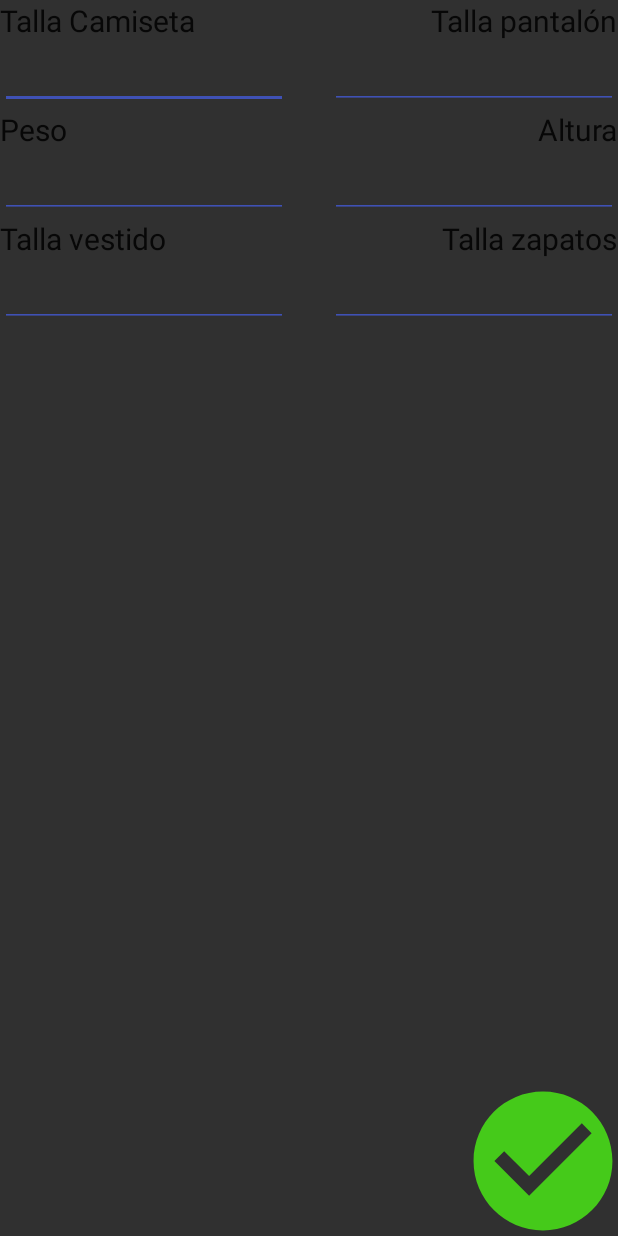
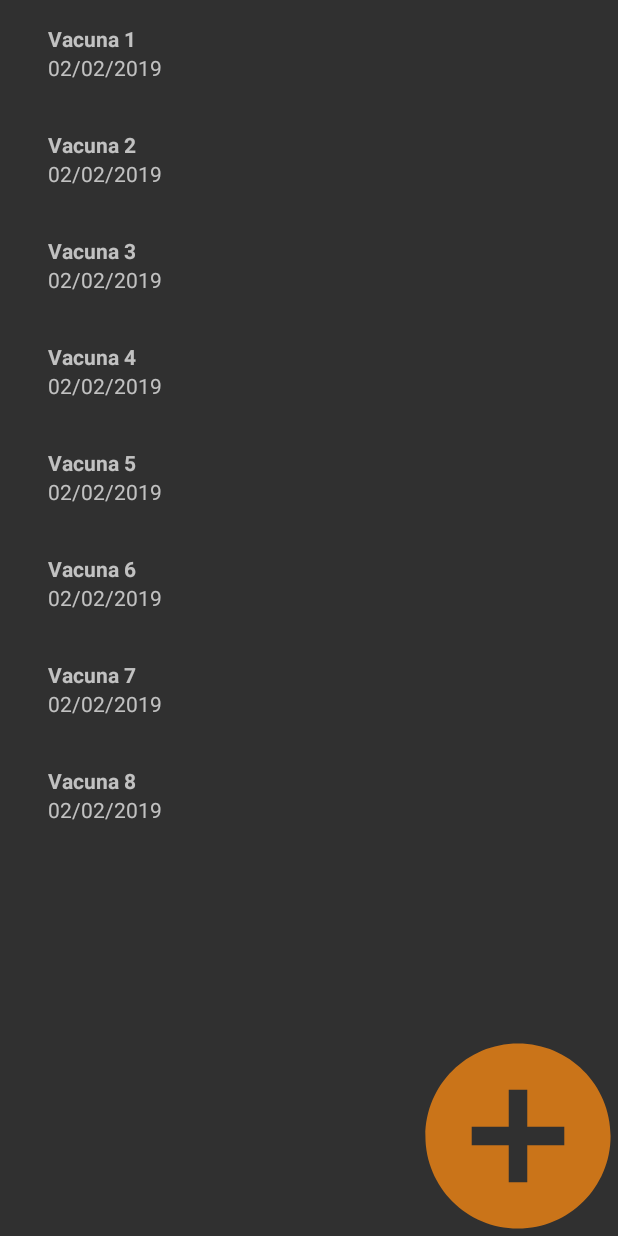
Before and after one commit to davidvolart/pa-ma-frontend, an Android app: the fragment ChildVaccinesDataFragment shown on its own in the app's theme, on a phone screen of 412 x 824 dp. Run offline under Robolectric (Android 15) with nearby library versions, the phone set to English and light mode, and no system bars.

Commit message:
add VaccinesFragment with recyclerView

```diff
--- a/app/build.gradle
+++ b/app/build.gradle
@@ -36,4 +36,5 @@ dependencies {
     implementation 'com.squareup.okhttp3:okhttp:3.10.0'
     implementation 'com.google.code.gson:gson:2.8.5'
     implementation 'com.google.android.material:material:1.1.0'
+    implementation 'androidx.recyclerview:recyclerview:1.0.0'
 }
--- a/app/src/main/java/cat/tfg/pama/ChildDataFragment.kt
+++ b/app/src/main/java/cat/tfg/pama/ChildDataFragment.kt
@@ -43,7 +43,7 @@ class ChildDataFragment : Fragment() {
                 }
                 R.id.child_vaccines -> {
                     val transaction = fragmentManager!!.beginTransaction()
-                    transaction.replace(R.id.content, ChildPersonalDataFragment())
+                    transaction.replace(R.id.content, ChildVaccinesDataFragment())
                     transaction.commit()
                 }
             }
--- a/app/src/main/java/cat/tfg/pama/ChildVaccinesDataFragment.kt
+++ b/app/src/main/java/cat/tfg/pama/ChildVaccinesDataFragment.kt
@@ -5,29 +5,48 @@ import android.view.LayoutInflater
 import android.view.View
 import android.view.ViewGroup
 import androidx.fragment.app.Fragment
+import androidx.recyclerview.widget.LinearLayoutManager
 import kotlinx.android.synthetic.main.fragment_child_vaccines_data.*
+
+
+data class Vaccine(var title: String, var date: String, var description: String)
 
 /**
  * A simple [Fragment] subclass.
  */
 class ChildVaccinesDataFragment : Fragment() {
 
+    private val nicCageMovies = listOf(
+        Vaccine("Vacuna 1", "02/02/2019", ""),
+        Vaccine("Vacuna 2", "02/02/2019", ""),
+        Vaccine("Vacuna 3", "02/02/2019", ""),
+        Vaccine("Vacuna 4", "02/02/2019", ""),
+        Vaccine("Vacuna 5", "02/02/2019", ""),
+        Vaccine("Vacuna 6", "02/02/2019", ""),
+        Vaccine("Vacuna 7", "02/02/2019", ""),
+        Vaccine("Vacuna 8", "02/02/2019", "")
+    )
+
+    override fun onCreate(savedInstanceState: Bundle?) {
+        super.onCreate(savedInstanceState)
+        retainInstance = true
+    }
+
     override fun onCreateView(
         inflater: LayoutInflater,
         container: ViewGroup?,
         savedInstanceState: Bundle?
     ): View? {
-        return inflater.inflate(R.layout.fragment_child_sizes_data, container, false)
+        return inflater.inflate(R.layout.fragment_child_vaccines_data, container, false)
     }
 
     override fun onViewCreated(view: View, savedInstanceState: Bundle?) {
+        super.onViewCreated(view, savedInstanceState)
 
-        child_vaccines_data_save.setOnClickListener(object : View.OnClickListener {
-            override fun onClick(v: View) {
-
-                //Make a post request to backend to save data
-            }
-        })
+        list_recycler_view.apply {
+            layoutManager = LinearLayoutManager(activity)
+            adapter = ListAdapter(nicCageMovies)
+        }
     }
 
 }
--- /dev/null
+++ b/app/src/main/java/cat/tfg/pama/ListAdapter.kt
@@ -0,0 +1,22 @@
+package cat.tfg.pama
+
+import android.view.LayoutInflater
+import android.view.ViewGroup
+import androidx.recyclerview.widget.RecyclerView
+
+class ListAdapter(private val list: List<Vaccine>)
+    : RecyclerView.Adapter<VaccineViewHolder>() {
+
+    override fun onCreateViewHolder(parent: ViewGroup, viewType: Int): VaccineViewHolder {
+        val inflater = LayoutInflater.from(parent.context)
+        return VaccineViewHolder(inflater, parent)
+    }
+
+    override fun onBindViewHolder(holder: VaccineViewHolder, position: Int) {
+        val vaccine: Vaccine = list[position]
+        holder.bind(vaccine)
+    }
+
+    override fun getItemCount(): Int = list.size
+
+}
--- /dev/null
+++ b/app/src/main/java/cat/tfg/pama/VaccineViewHolder.kt
@@ -0,0 +1,24 @@
+package cat.tfg.pama
+
+import android.view.LayoutInflater
+import android.view.ViewGroup
+import android.widget.TextView
+import androidx.recyclerview.widget.RecyclerView
+
+class VaccineViewHolder(inflater: LayoutInflater, parent: ViewGroup) :
+    RecyclerView.ViewHolder(inflater.inflate(R.layout.list_item, parent, false)) {
+    private var mTitleView: TextView? = null
+    private var mYearView: TextView? = null
+
+
+    init {
+        mTitleView = itemView.findViewById(R.id.list_title)
+        mYearView = itemView.findViewById(R.id.list_description)
+    }
+
+    fun bind(vaccine: Vaccine) {
+        mTitleView?.text = vaccine.title
+        mYearView?.text = vaccine.date
+    }
+
+}
--- /dev/null
+++ b/app/src/main/res/drawable-anydpi/ic_add.xml
@@ -0,0 +1,14 @@
+<vector xmlns:android="http://schemas.android.com/apk/res/android"
+    android:width="24dp"
+    android:height="24dp"
+    android:viewportWidth="21.6"
+    android:viewportHeight="21.6"
+    android:tint="#F08413"
+    android:alpha="0.8">
+  <group android:translateX="-1.2"
+      android:translateY="-1.2">
+      <path
+          android:fillColor="#FF000000"
+          android:pathData="M12,2C6.48,2 2,6.48 2,12s4.48,10 10,10 10,-4.48 10,-10S17.52,2 12,2zM17,13h-4v4h-2v-4L7,13v-2h4L11,7h2v4h4v2z"/>
+  </group>
+</vector>
--- a/app/src/main/res/layout/fragment_child_sizes_data.xml
+++ b/app/src/main/res/layout/fragment_child_sizes_data.xml
@@ -132,10 +132,8 @@
         android:id="@+id/child_sizes_data_save"
         android:layout_width="100dp"
         android:layout_height="100dp"
-        android:layout_gravity="right"
         android:background="@drawable/button_social"
         android:scaleType="fitCenter"
-        android:layout_marginBottom="0dp"
         android:src="@drawable/ic_save"
         android:layout_alignParentRight="true"
         android:layout_alignParentBottom="true"/>
--- a/app/src/main/res/layout/fragment_child_vaccines_data.xml
+++ b/app/src/main/res/layout/fragment_child_vaccines_data.xml
@@ -1,8 +1,24 @@
 <?xml version="1.0" encoding="utf-8"?>
-<android.support.v7.widget.RecyclerView
-    android:id="@+id/list_recycler_view"
+
+<RelativeLayout
+    xmlns:android="http://schemas.android.com/apk/res/android"
     android:layout_width="match_parent"
-    android:layout_height="match_parent"
-    xmlns:android="http://schemas.android.com/apk/res/android">
+    android:layout_height="match_parent">
 
-</android.support.v7.widget.RecyclerView>
+    <androidx.recyclerview.widget.RecyclerView
+        android:id="@+id/list_recycler_view"
+        android:layout_width="match_parent"
+        android:layout_height="match_parent"
+        xmlns:android="http://schemas.android.com/apk/res/android">
+    </androidx.recyclerview.widget.RecyclerView>
+
+    <ImageButton
+        android:id="@+id/child_vaccines_data_save"
+        android:layout_width="200px"
+        android:layout_height="200px"
+        android:background="@drawable/button_social"
+        android:scaleType="fitCenter"
+        android:layout_alignParentBottom="true"
+        android:layout_alignParentRight="true"
+        android:src="@drawable/ic_add" />
+</RelativeLayout>
--- /dev/null
+++ b/app/src/main/res/layout/list_item.xml
@@ -0,0 +1,27 @@
+<?xml version="1.0" encoding="utf-8"?>
+<LinearLayout
+    android:layout_width="match_parent"
+    android:layout_height="wrap_content"
+    android:orientation="vertical"
+    android:layout_gravity="center_horizontal"
+    android:padding="16dp"
+    xmlns:android="http://schemas.android.com/apk/res/android">
+
+    <TextView
+        android:id="@+id/list_title"
+        android:layout_width="wrap_content"
+        android:layout_height="wrap_content"
+        android:layout_gravity="left"
+        android:paddingLeft="16dp"
+        android:text="Title"
+        android:textStyle="bold"/>
+
+    <TextView
+        android:id="@+id/list_description"
+        android:layout_width="wrap_content"
+        android:layout_height="wrap_content"
+        android:layout_gravity="left"
+        android:paddingLeft="16dp"
+        android:text="Description"/>
+
+</LinearLayout>
--- a/app/src/main/res/values/sizes.xml
+++ /dev/null
@@ -1,9 +0,0 @@
-<?xml version="1.0" encoding="utf-8"?>
-<resources>
-    <string-array name="spinnerItems">
-        <item>XXS/32</item>
-        <item>XXS/32</item>
-        <item>3</item>
-        <item>4</item>
-    </string-array>
-</resources>
```
Also changed, not shown: app/src/main/res/drawable-hdpi/ic_add.png (added), app/src/main/res/drawable-mdpi/ic_add.png (added), app/src/main/res/drawable-xhdpi/ic_add.png (added), app/src/main/res/drawable-xxhdpi/ic_add.png (added).
